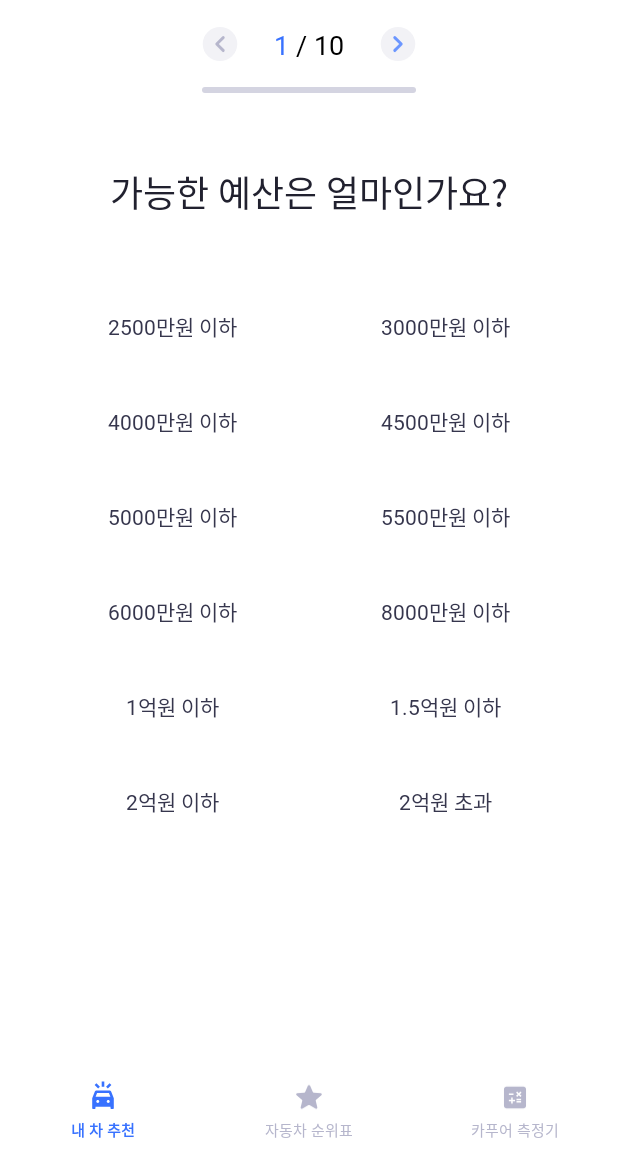
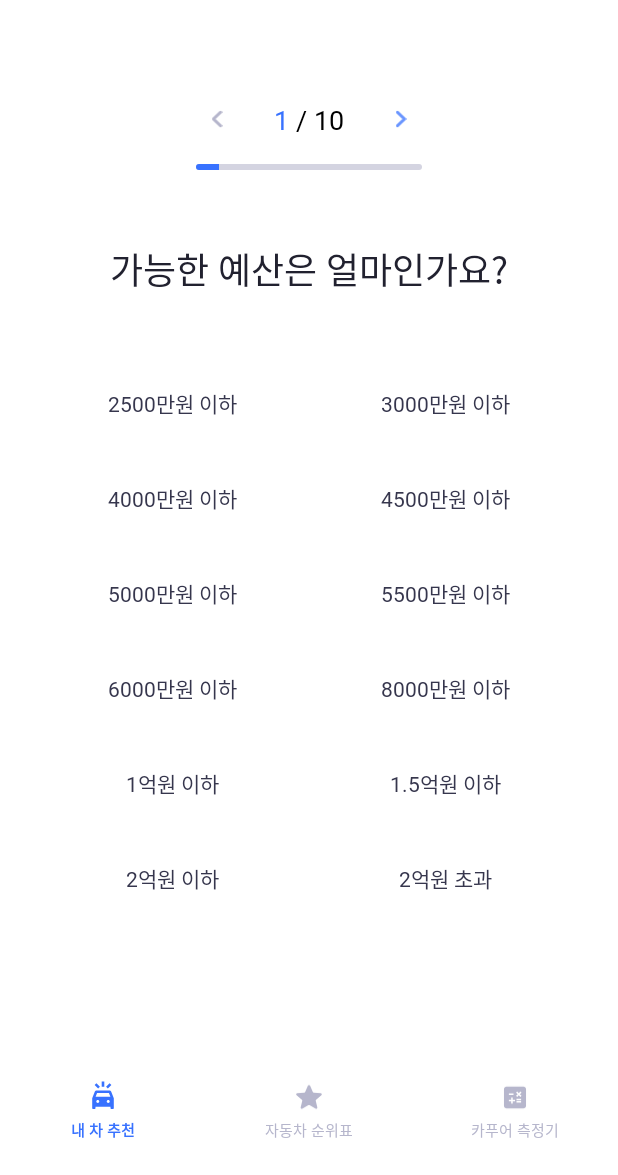
Before and after one commit to bsideproject/17_5_android, an Android app built with Jetpack Compose: the fragment CarpickQnAFragment placed in its activity, on a phone screen of 412 x 824 dp, the part 61-1236 px from its top. Run offline under Robolectric (Android 15) with nearby library versions, the phone set to English and light mode, and no system bars; our stand-ins replace Dagger/Hilt's generated code, Room's generated code; pictures from the network do not load.

Commit message:
progress바  및 next, prev 버튼 세팅

```diff
--- a/app/src/main/java/com/carpick/carpickapp/screen/fragment/CarpickQnAFragment.kt
+++ b/app/src/main/java/com/carpick/carpickapp/screen/fragment/CarpickQnAFragment.kt
@@ -1,15 +1,22 @@
 package com.carpick.carpickapp.screen.fragment
 
 import android.os.Bundle
+import android.util.Log
 import android.view.LayoutInflater
 import android.view.View
 import android.view.ViewGroup
+import androidx.core.content.ContextCompat
+import com.carpick.carpickapp.R
 import com.carpick.carpickapp.databinding.FragmentCarpickQnaBinding
 import com.carpick.carpickapp.databinding.FragmentCarpickStartBinding
 import com.carpick.carpickapp.model.TestModel
 import com.carpick.carpickapp.ui.adapter.AnswerAdapter
+import com.carpick.carpickapp.util.setOnSingleClickListener
 
 class CarpickQnAFragment : BaseFragment<FragmentCarpickQnaBinding>() {
+    private var nowPage = 1
+    private var totalPage = 10 // api 나오면 수정
+
     private val answerAdapter by lazy {
         AnswerAdapter {
 //             item ->
@@ -23,8 +30,14 @@ class CarpickQnAFragment : BaseFragment<FragmentCarpickQnaBinding>() {
         super.onViewCreated(view, savedInstanceState)
 
         initView()
+        initListener()
     }
     private fun initView() {
+        binding.run {
+            rvAnswer.adapter = answerAdapter
+            roundProgressBar.progress = totalPage/nowPage
+        }
+
         val ageModel = ArrayList<TestModel>()
         ageModel.add(TestModel(id= 1, testData = "2500만원 이하"))
         ageModel.add(TestModel(id= 2, testData = "3000만원 이하"))
@@ -39,11 +52,37 @@ class CarpickQnAFragment : BaseFragment<FragmentCarpickQnaBinding>() {
         ageModel.add(TestModel(id= 2, testData = "2억원 이하"))
         ageModel.add(TestModel(id= 2, testData = "2억원 초과"))
 
-        binding.rvAnswer.adapter = answerAdapter
-        binding.roundProgressBar.progress = 1/10
+
         answerAdapter.submitList(ageModel)
     }
 
+    private fun initListener() {
+        binding.run {
+            btnNext.setOnSingleClickListener {
+                if (nowPage < totalPage) {
+                    nowPage++
+                    tvNowQnaPos.text = nowPage.toString()
+
+                    val progressBarValue = nowPage * 100 / totalPage
+                    roundProgressBar.progress = progressBarValue
+
+                    btnPrev.setColorFilter(ContextCompat.getColor(root.context, if (nowPage == 1) R.color.color_b6b6cc else R.color.color_6b96ff))
+                }
+            }
+
+            btnPrev.setOnSingleClickListener {
+                if (nowPage > 1) {
+                    nowPage--
+                    tvNowQnaPos.text = nowPage.toString()
+
+                    val progressBarValue = nowPage * 100 / totalPage
+                    roundProgressBar.progress = progressBarValue
+
+                    btnPrev.setColorFilter(ContextCompat.getColor(root.context, if (nowPage == 1) R.color.color_b6b6cc else R.color.color_6b96ff))
+                }
+            }
+        }
+    }
     override fun inflateBinding(inflater: LayoutInflater, container: ViewGroup?): FragmentCarpickQnaBinding {
         return FragmentCarpickQnaBinding.inflate(layoutInflater)
     }
--- a/app/src/main/java/com/carpick/carpickapp/screen/fragment/UserInfoQnAFragment.kt
+++ b/app/src/main/java/com/carpick/carpickapp/screen/fragment/UserInfoQnAFragment.kt
@@ -19,7 +19,6 @@ class UserInfoQnAFragment : BaseFragment<FragmentUserInfoQnaBinding>(){
 
     private val answerAdapter by lazy {
         AnswerAdapter  { item ->
-            Log.e("ljy", "$item")
             age = item.testData
             if(sex != "" && age != "") {
                 val newFragment = CarpickQnAFragment()
@@ -85,14 +84,6 @@ class UserInfoQnAFragment : BaseFragment<FragmentUserInfoQnaBinding>(){
                     transaction.commit()
                 }
             }
-
-            tvMainTitle.setOnSingleClickListener {
-                val newFragment = CarpickQnAFragment()
-                val transaction = parentFragmentManager.beginTransaction()
-                transaction.replace(R.id.nav_host, newFragment)
-                transaction.addToBackStack(null)
-                transaction.commit()
-            }
         }
     }
 
--- a/app/src/main/res/drawable/ic_list_next.xml
+++ b/app/src/main/res/drawable/ic_list_next.xml
@@ -1,13 +1,10 @@
 <vector xmlns:android="http://schemas.android.com/apk/res/android"
-    android:width="25dp"
-    android:height="24dp"
-    android:viewportWidth="25"
-    android:viewportHeight="24">
+    android:width="7dp"
+    android:height="12dp"
+    android:viewportWidth="7"
+    android:viewportHeight="12">
   <path
-      android:pathData="M12.5,12m-12,0a12,12 0,1 1,24 0a12,12 0,1 1,-24 0"
-      android:fillColor="#F2F2F6"/>
-  <path
-      android:pathData="M10.25,7.5L14.75,12L10.25,16.5"
+      android:pathData="M1.25,1.5L5.75,6L1.25,10.5"
       android:strokeLineJoin="round"
       android:strokeWidth="2"
       android:fillColor="#00000000"
--- a/app/src/main/res/drawable/ic_list_prev.xml
+++ b/app/src/main/res/drawable/ic_list_prev.xml
@@ -1,13 +1,10 @@
 <vector xmlns:android="http://schemas.android.com/apk/res/android"
-    android:width="25dp"
-    android:height="24dp"
-    android:viewportWidth="25"
-    android:viewportHeight="24">
+    android:width="7dp"
+    android:height="12dp"
+    android:viewportWidth="7"
+    android:viewportHeight="12">
   <path
-      android:pathData="M12.5,12m12,0a12,12 0,1 0,-24 0a12,12 0,1 0,24 0"
-      android:fillColor="#F2F2F6"/>
-  <path
-      android:pathData="M14.75,7.5L10.25,12L14.75,16.5"
+      android:pathData="M5.75,1.5L1.25,6L5.75,10.5"
       android:strokeLineJoin="round"
       android:strokeWidth="2"
       android:fillColor="#00000000"
--- a/app/src/main/res/layout/fragment_carpick_qna.xml
+++ b/app/src/main/res/layout/fragment_carpick_qna.xml
@@ -32,16 +32,21 @@
                 android:layout_marginTop="48dp"
                 app:layout_constraintEnd_toEndOf="parent"
                 app:layout_constraintStart_toStartOf="parent"
-                app:layout_constraintTop_toBottomOf="@id/title_layout">
+                app:layout_constraintTop_toTopOf="parent">
 
                 <androidx.appcompat.widget.AppCompatImageView
                     android:id="@+id/btn_prev"
                     android:layout_width="0dp"
                     android:layout_height="wrap_content"
                     android:src="@drawable/ic_list_prev"
+                    android:paddingTop="8dp"
+                    android:paddingBottom="8dp"
+                    android:paddingStart="10dp"
+                    android:paddingEnd="10dp"
                     app:layout_constraintDimensionRatio="24:24"
                     app:layout_constraintStart_toStartOf="parent"
-                    app:layout_constraintTop_toTopOf="parent" />
+                    app:layout_constraintTop_toTopOf="@id/tv_now_qna_pos"
+                    app:layout_constraintBottom_toBottomOf="@id/tv_now_qna_pos"/>
 
                 <androidx.appcompat.widget.AppCompatTextView
                     android:id="@+id/tv_now_qna_pos"
@@ -52,9 +57,9 @@
                     android:text="1 "
                     android:textColor="@color/color_3872ff"
                     android:textSize="18dp"
-                    app:layout_constraintBottom_toBottomOf="@id/btn_prev"
-                    app:layout_constraintStart_toEndOf="@id/btn_prev"
-                    app:layout_constraintTop_toTopOf="@id/btn_prev" />
+                    app:layout_constraintTop_toTopOf="parent"
+                    app:layout_constraintBottom_toBottomOf="parent"
+                    app:layout_constraintStart_toEndOf="@id/btn_prev" />
 
                 <androidx.appcompat.widget.AppCompatTextView
                     android:id="@+id/tv_total_qna_pos"
@@ -74,6 +79,10 @@
                     android:layout_height="wrap_content"
                     android:layout_marginStart="24dp"
                     android:src="@drawable/ic_list_next"
+                    android:paddingTop="8dp"
+                    android:paddingBottom="8dp"
+                    android:paddingStart="10dp"
+                    android:paddingEnd="10dp"
                     app:layout_constraintBottom_toBottomOf="@id/btn_prev"
                     app:layout_constraintDimensionRatio="24:24"
                     app:layout_constraintStart_toEndOf="@id/tv_total_qna_pos"
@@ -86,7 +95,7 @@
                 android:layout_width="0dp"
                 android:layout_height="4dp"
                 android:layout_marginTop="16dp"
-                android:progress="50"
+                android:progress="10"
                 android:progressDrawable="@drawable/background_progress"
                 app:layout_constraintEnd_toEndOf="@id/cl_qna_pos"
                 app:layout_constraintStart_toStartOf="@id/cl_qna_pos"
--- a/app/src/main/res/values/colors.xml
+++ b/app/src/main/res/values/colors.xml
@@ -13,4 +13,5 @@
     <color name="color_21212f">#21212f</color>
     <color name="color_36364d">#36364D</color>
     <color name="color_d4d4e1">#d4d4e1</color>
+    <color name="color_6b96ff">#6b96ff</color>
 </resources>
```
